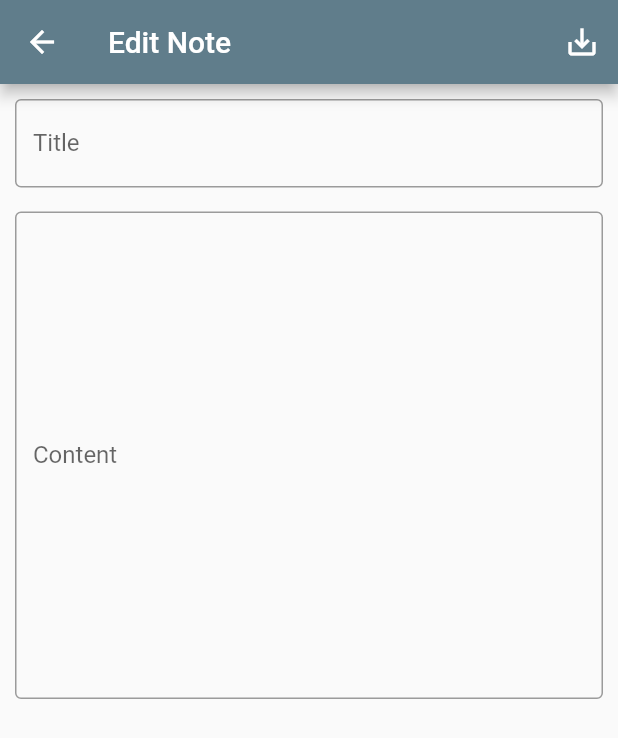
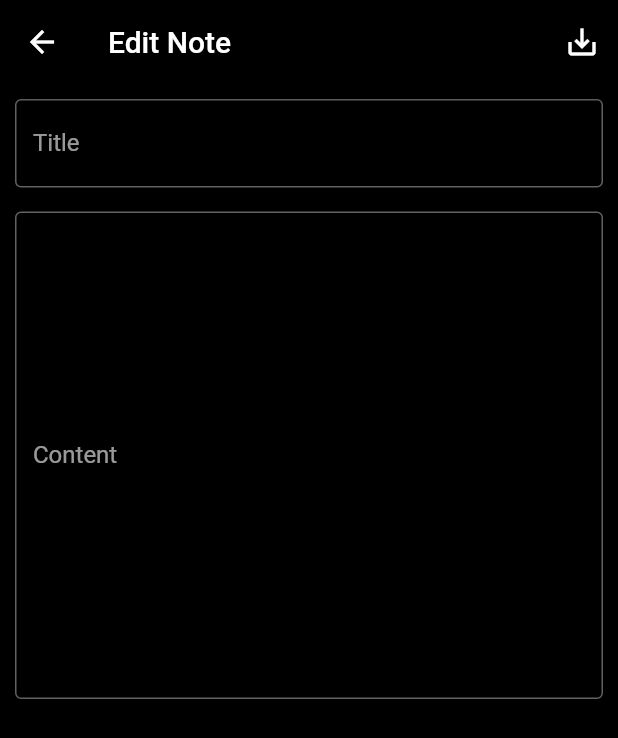
Before and after one commit to yurike/slovo, a Flutter app: the screen it shows after launch, after a tap on the "add" icon, on a phone screen of 412 x 824 dp. Shown: the top 738 px of the screen. Run offline on Flutter 3.47's test engine with Material 2 defaults, Android fonts, the phone set to English and light mode, and no system bars; our stand-ins replace bloc, equatable, flutter_bloc, hive_flutter; accounts and stored records are empty.

Commit message:
darktheme 1

```diff
--- a/lib/main.dart
+++ b/lib/main.dart
@@ -3,6 +3,7 @@ import 'package:flutter_bloc/flutter_bloc.dart';
 import 'package:my_notepad/pages/homepage.dart';
 import 'package:my_notepad/note_bloc/note_bloc.dart';
 import 'package:hive_flutter/hive_flutter.dart';
+import 'package:my_notepad/settings/theme_class.dart';
 
 Future<void> main() async {
   WidgetsFlutterBinding.ensureInitialized();
@@ -19,11 +20,14 @@ class MyApp extends StatelessWidget {
     return BlocProvider<NoteBloc>(
       create: (BuildContext context) => NoteBloc(),
       child: MaterialApp(
+        debugShowCheckedModeBanner: false,
         title: 'MyNotepad',
-        theme: ThemeData(
-            // TODO: Night mode
-            colorScheme: ColorScheme.fromSwatch(primarySwatch: Colors.blueGrey)
-                .copyWith(secondary: Colors.teal)),
+        themeMode: ThemeMode.dark,
+        theme: ThemeClass.lightTheme,
+        darkTheme: ThemeClass.darkTheme,
+        // theme: ThemeData(
+        //     colorScheme: ColorScheme.fromSwatch(primarySwatch: Colors.blueGrey)
+        //         .copyWith(secondary: Colors.teal)),
         home: HomePage(),
       ),
     );
--- a/lib/pages/homepage.dart
+++ b/lib/pages/homepage.dart
@@ -12,6 +12,7 @@ class HomePage extends StatefulWidget {
 
 class _HomePageState extends State<HomePage> {
   late NoteBloc _noteBloc;
+  bool _darkMode = false;
   bool _compactMode = false;
   bool _showButtons = true;
 
@@ -26,6 +27,9 @@ class _HomePageState extends State<HomePage> {
   @override
   Widget build(BuildContext context) {
     return Scaffold(
+      backgroundColor: _darkMode
+          ? Theme.of(context).primaryColorDark
+          : Theme.of(context).backgroundColor,
       appBar: AppBar(
         title: const Text('My Notepad'),
       ),
@@ -43,6 +47,11 @@ class _HomePageState extends State<HomePage> {
                 ),
               ],
             ),
+          ),
+          SwitchListTile(
+            title: const Text("Dark mode"),
+            value: _darkMode,
+            onChanged: (value) => setState(() => _darkMode = value),
           ),
           SwitchListTile(
             title: const Text("Compact mode"),
--- /dev/null
+++ b/lib/settings/theme_class.dart
@@ -0,0 +1,17 @@
+import 'package:flutter/material.dart';
+
+class ThemeClass {
+  static ThemeData lightTheme = ThemeData(
+      scaffoldBackgroundColor: Colors.white,
+      colorScheme: ColorScheme.light(),
+      appBarTheme: AppBarTheme(
+        backgroundColor: Colors.blueGrey,
+      ));
+
+  static ThemeData darkTheme = ThemeData(
+      scaffoldBackgroundColor: Colors.black,
+      colorScheme: ColorScheme.dark(),
+      appBarTheme: AppBarTheme(
+        backgroundColor: Colors.black45,
+      ));
+}
```
